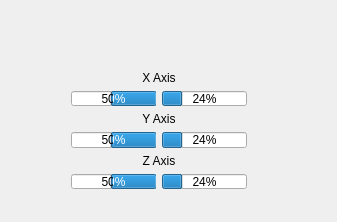
Before: the Qt Designer form sensors/mainwindow.ui in midmva/Sensors, drawn with Qt 5.
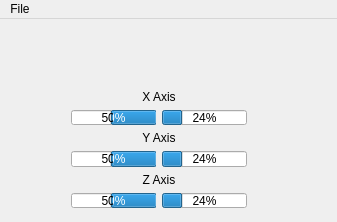
After: the same form once the commit is applied.

```diff
--- a/sensors/mainwindow.ui
+++ b/sensors/mainwindow.ui
@@ -129,6 +129,28 @@
     </layout>
    </widget>
   </widget>
+  <widget class="QMenuBar" name="menuBar">
+   <property name="geometry">
+    <rect>
+     <x>0</x>
+     <y>0</y>
+     <width>337</width>
+     <height>19</height>
+    </rect>
+   </property>
+   <widget class="QMenu" name="menuFile">
+    <property name="title">
+     <string>File</string>
+    </property>
+    <addaction name="actionQuit"/>
+   </widget>
+   <addaction name="menuFile"/>
+  </widget>
+  <action name="actionQuit">
+   <property name="text">
+    <string>Quit</string>
+   </property>
+  </action>
  </widget>
  <layoutdefault spacing="6" margin="11"/>
  <resources/>
```
Left out of the diff: 19 changed lines with no effect on the pictures.
